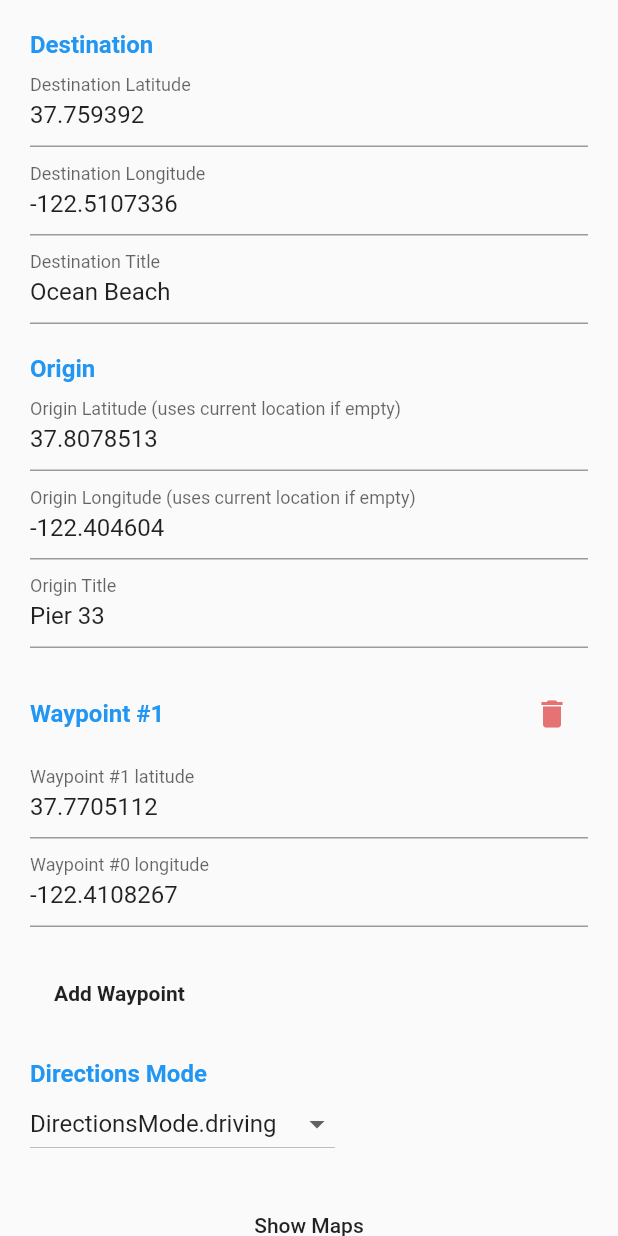
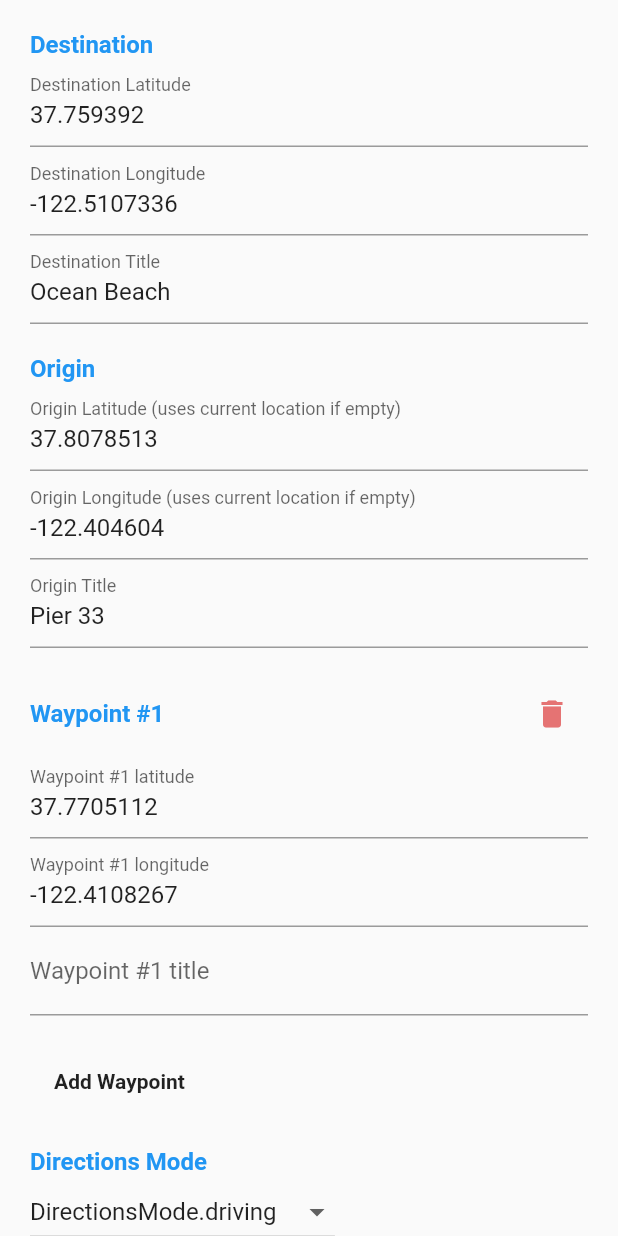
Before and after one commit to mattermoran/map_launcher, a Flutter app: the ShowDirections widget shown alone on an empty page, opened directly, on a phone screen of 412 x 824 dp. Run offline on Flutter 3.47's test engine with Material 2 defaults, Android fonts, the phone set to English and light mode, and no system bars; our stand-ins replace flutter_svg.

Commit message:
Add optional waypoint titles for Apple Maps

```diff
--- a/example/lib/show_directions.dart
+++ b/example/lib/show_directions.dart
@@ -19,8 +19,8 @@ class _ShowDirectionsState extends State<ShowDirections> {
   String originTitle = 'Pier 33';
 
   // List<Coords> waypoints = [];
-  List<Coords> waypoints = [
-    Coords(37.7705112, -122.4108267),
+  List<Waypoint> waypoints = [
+    Waypoint(Coords(37.7705112, -122.4108267)),
     // Coords(37.6988984, -122.4830961),
     // Coords(37.7935754, -122.483654),
   ];
@@ -193,12 +193,12 @@ class FormTitle extends StatelessWidget {
 }
 
 class WaypointsForm extends StatelessWidget {
-  final List<Coords> waypoints;
-  final void Function(List<Coords> waypoints) onWaypointsUpdated;
+  final List<Waypoint> waypoints;
+  final void Function(List<Waypoint> waypoints) onWaypointsUpdated;
 
   WaypointsForm({required this.waypoints, required this.onWaypointsUpdated});
 
-  void updateWaypoint(Coords waypoint, int index) {
+  void updateWaypoint(Waypoint waypoint, int index) {
     final tempWaypoints = [...waypoints];
     tempWaypoints[index] = waypoint;
     onWaypointsUpdated(tempWaypoints);
@@ -229,7 +229,10 @@ class WaypointsForm extends StatelessWidget {
               initialValue: waypoint.latitude.toString(),
               onChanged: (newValue) {
                 updateWaypoint(
-                  Coords(double.tryParse(newValue) ?? 0, waypoint.longitude),
+                  Waypoint(
+                    Coords(double.tryParse(newValue) ?? 0, waypoint.longitude),
+                    waypoint.title,
+                  ),
                   waypointIndex,
                 );
               },
@@ -238,12 +241,29 @@ class WaypointsForm extends StatelessWidget {
               autocorrect: false,
               autovalidateMode: AutovalidateMode.disabled,
               decoration: InputDecoration(
-                labelText: 'Waypoint #$waypointIndex longitude',
+                labelText: 'Waypoint #${waypointIndex + 1} longitude',
               ),
               initialValue: waypoint.longitude.toString(),
               onChanged: (newValue) {
                 updateWaypoint(
-                  Coords(waypoint.latitude, double.tryParse(newValue) ?? 0),
+                  Waypoint(
+                    Coords(waypoint.latitude, double.tryParse(newValue) ?? 0),
+                    waypoint.title,
+                  ),
+                  waypointIndex,
+                );
+              },
+            ),
+            TextFormField(
+              autocorrect: false,
+              autovalidateMode: AutovalidateMode.disabled,
+              decoration: InputDecoration(
+                labelText: 'Waypoint #${waypointIndex + 1} title',
+              ),
+              initialValue: waypoint.title,
+              onChanged: (newValue) {
+                updateWaypoint(
+                  Waypoint(Coords(waypoint.latitude, waypoint.longitude), newValue),
                   waypointIndex,
                 );
               },
@@ -261,7 +281,7 @@ class WaypointsForm extends StatelessWidget {
               ),
             ),
             onPressed: () {
-              onWaypointsUpdated([...waypoints]..add(Coords(0, 0)));
+              onWaypointsUpdated([...waypoints]..add(Waypoint(Coords(0, 0))));
             },
           ),
         ]),
--- a/lib/src/directions_url.dart
+++ b/lib/src/directions_url.dart
@@ -10,7 +10,7 @@ String getMapDirectionsUrl({
   Coords? origin,
   String? originTitle,
   DirectionsMode? directionsMode,
-  List<Coords>? waypoints,
+  List<Waypoint>? waypoints,
   Map<String, String>? extraParams,
 }) {
   switch (mapType) {
@@ -25,7 +25,7 @@ String getMapDirectionsUrl({
             '${origin?.latitude},${origin?.longitude}',
           ),
           'waypoints': waypoints
-              ?.map((coords) => '${coords.latitude},${coords.longitude}')
+              ?.map((waypoint) => '${waypoint.latitude},${waypoint.longitude}')
               .join('|'),
           'travelmode': Utils.enumToString(directionsMode),
           ...(extraParams ?? {}),
@@ -43,7 +43,7 @@ String getMapDirectionsUrl({
             '${origin?.latitude},${origin?.longitude}',
           ),
           'waypoints': waypoints
-              ?.map((coords) => '${coords.latitude},${coords.longitude}')
+              ?.map((waypoint) => '${waypoint.latitude},${waypoint.longitude}')
               .join('|'),
           'travelmode': Utils.enumToString(directionsMode),
           ...(extraParams ?? {}),
--- a/lib/src/map_launcher.dart
+++ b/lib/src/map_launcher.dart
@@ -70,7 +70,7 @@ class MapLauncher {
     String? destinationTitle,
     Coords? origin,
     String? originTitle,
-    List<Coords>? waypoints,
+    List<Waypoint>? waypoints,
     DirectionsMode? directionsMode = DirectionsMode.driving,
     Map<String, String>? extraParams,
   }) async {
@@ -100,6 +100,7 @@ class MapLauncher {
           .map((waypoint) => {
                 'latitude': waypoint.latitude.toString(),
                 'longitude': waypoint.longitude.toString(),
+                'title': waypoint.title,
               })
           .toList(),
     };
--- a/lib/src/models.dart
+++ b/lib/src/models.dart
@@ -39,6 +39,17 @@ class Coords {
   Coords(this.latitude, this.longitude);
 }
 
+/// Class that holds lat/lng coordinates and optional title
+class Waypoint {
+  final Coords coords;
+  final String? title;
+
+  Waypoint(this.coords, [this.title]);
+
+  double get latitude => coords.latitude;
+  double get longitude => coords.longitude;
+}
+
 /// Class that holds all the information needed to launch a map
 class AvailableMap {
   String mapName;
@@ -53,8 +64,7 @@ class AvailableMap {
 
   /// Parses json object to [AvailableMap]
   static AvailableMap? fromJson(json) {
-    final MapType? mapType =
-        Utils.enumFromString(MapType.values, json['mapType']);
+    final MapType? mapType = Utils.enumFromString(MapType.values, json['mapType']);
     if (mapType != null) {
       return AvailableMap(
         mapName: json['mapName'],
@@ -90,7 +100,7 @@ class AvailableMap {
     String? destinationTitle,
     Coords? origin,
     String? originTitle,
-    List<Coords>? waypoints,
+    List<Waypoint>? waypoints,
     DirectionsMode directionsMode = DirectionsMode.driving,
     Map<String, String>? extraParams,
   }) {
```
Also changed, not shown: 1 other file.
